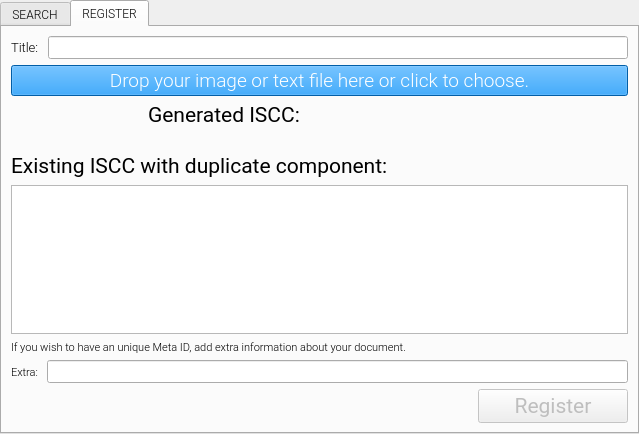
This is app/ui/iscc.ui in coblo/gui-demo as Qt 5 draws it before an edit. The edited form follows.
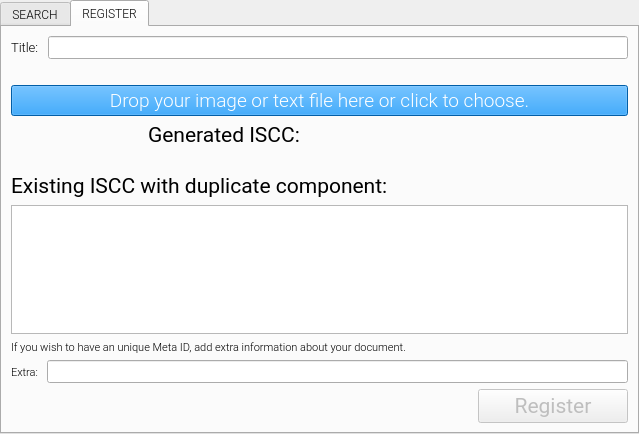
This is the edited form. The open tabs and pages were chosen to show the change.

Commit message: Add support for docx and add small info about supported file types in iscc

Diff of the .ui file:
```diff
--- a/app/ui/iscc.ui
+++ b/app/ui/iscc.ui
@@ -112,7 +112,7 @@
       <attribute name="title">
        <string>REGISTER</string>
       </attribute>
-      <layout class="QVBoxLayout" name="verticalLayout_3" stretch="0,0,0,0,0,0,0,0,0">
+      <layout class="QVBoxLayout" name="verticalLayout_3" stretch="0,0,0,0,0,0,0,0,0,0">
        <item>
         <widget class="QWidget" name="widget_title" native="true">
          <property name="font">
@@ -157,6 +157,18 @@
          </layout>
         </widget>
        </item>
+       <item>
+        <widget class="QLabel" name="lbl_supported_types">
+         <property name="font">
+          <font>
+           <family>Roboto Light</family>
+          </font>
+         </property>
+         <property name="text">
+          <string/>
+         </property>
+        </widget>
+       </item>
        <item>
         <widget class="QPushButton" name="button_dropzone">
          <property name="font">
```
The commit also changes 2 other files.
